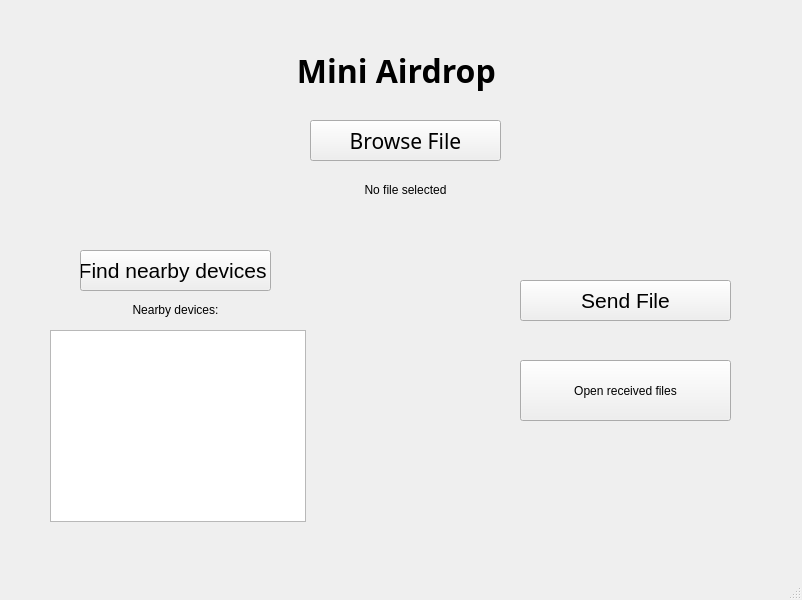
This is mainwindow.ui in samscripts106/Mini-AirDrop as Qt 5 draws it before an edit. The edited form follows.
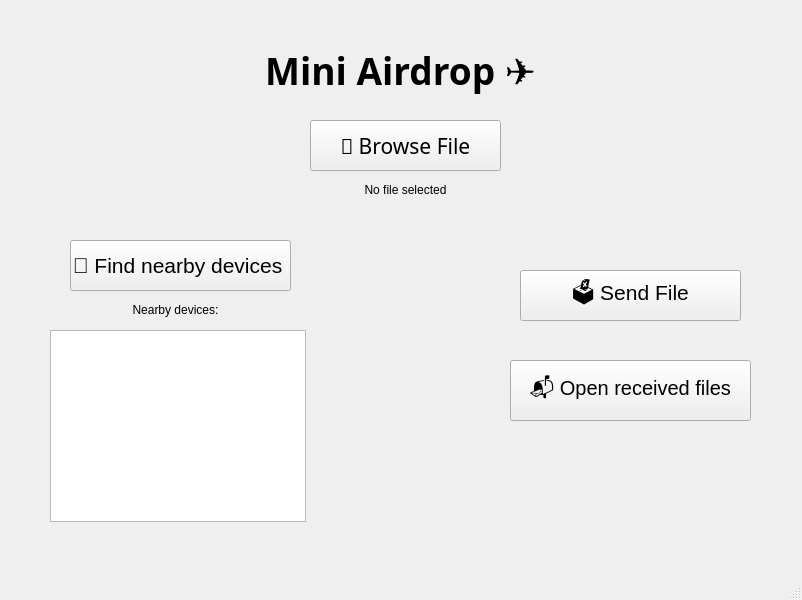
This is the edited form.

Patch:
```diff
--- a/mainwindow.ui
+++ b/mainwindow.ui
@@ -20,7 +20,7 @@
       <x>310</x>
       <y>120</y>
       <width>191</width>
-      <height>41</height>
+      <height>51</height>
      </rect>
     </property>
     <property name="font">
@@ -33,7 +33,7 @@
      <cursorShape>ArrowCursor</cursorShape>
     </property>
     <property name="text">
-     <string>Browse File</string>
+     <string>📁 Browse File</string>
     </property>
    </widget>
    <widget class="QLabel" name="label">
@@ -54,7 +54,7 @@
     <property name="font">
      <font>
       <family>Rockwell</family>
-      <pointsize>24</pointsize>
+      <pointsize>28</pointsize>
       <bold>true</bold>
      </font>
     </property>
@@ -62,7 +62,7 @@
      <enum>Qt::LayoutDirection::LeftToRight</enum>
     </property>
     <property name="text">
-     <string>Mini Airdrop </string>
+     <string>Mini Airdrop ✈</string>
     </property>
     <property name="alignment">
      <set>Qt::AlignmentFlag::AlignCenter</set>
@@ -91,9 +91,9 @@
     <property name="geometry">
      <rect>
       <x>520</x>
-      <y>280</y>
-      <width>211</width>
-      <height>41</height>
+      <y>270</y>
+      <width>221</width>
+      <height>51</height>
      </rect>
     </property>
     <property name="font">
@@ -102,29 +102,34 @@
      </font>
     </property>
     <property name="text">
-     <string>Send File</string>
+     <string>🗳️ Send File</string>
     </property>
    </widget>
    <widget class="QPushButton" name="receivedButton">
     <property name="geometry">
      <rect>
-      <x>520</x>
+      <x>510</x>
       <y>360</y>
-      <width>211</width>
+      <width>241</width>
       <height>61</height>
      </rect>
     </property>
+    <property name="font">
+     <font>
+      <pointsize>15</pointsize>
+     </font>
+    </property>
     <property name="text">
-     <string>Open received files</string>
+     <string>📬 Open received files</string>
     </property>
    </widget>
    <widget class="QPushButton" name="discoverButton">
     <property name="geometry">
      <rect>
-      <x>80</x>
-      <y>250</y>
-      <width>191</width>
-      <height>41</height>
+      <x>70</x>
+      <y>240</y>
+      <width>221</width>
+      <height>51</height>
      </rect>
     </property>
     <property name="font">
@@ -133,7 +138,7 @@
      </font>
     </property>
     <property name="text">
-     <string>Find nearby devices </string>
+     <string>📲 Find nearby devices </string>
     </property>
    </widget>
    <widget class="QListWidget" name="deviceList">
```
